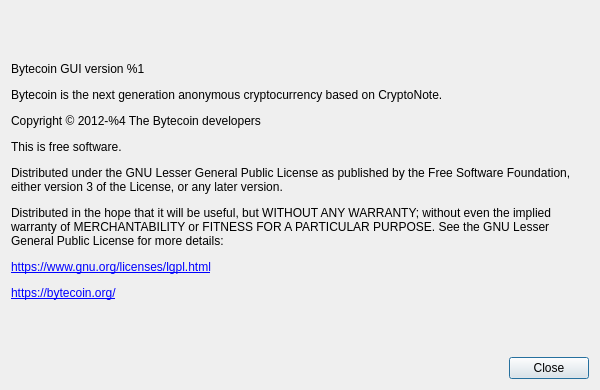
Before: the Qt Designer form src/aboutdialog.ui in bcndev/bytecoin-gui, drawn with Qt 5.
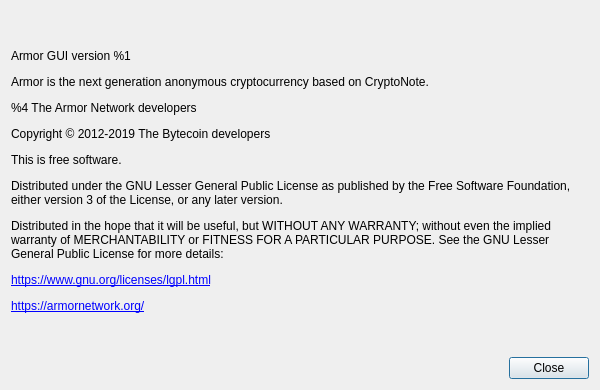
After: the same form once the commit is applied. Custom widgets are drawn as their Qt base class.

Diff of the .ui file:
```diff
--- a/src/aboutdialog.ui
+++ b/src/aboutdialog.ui
@@ -41,7 +41,7 @@
       </sizepolicy>
      </property>
      <property name="text">
-      <string>&lt;html&gt;&lt;head/&gt;&lt;body&gt;&lt;p&gt;Bytecoin GUI version %1&lt;/p&gt;&lt;p&gt;Bytecoin is the next generation anonymous cryptocurrency based on CryptoNote.&lt;/p&gt;&lt;p&gt;Copyright © 2012-%4 The Bytecoin developers&lt;/p&gt;&lt;p&gt;This is free software.&lt;/p&gt;&lt;p&gt;Distributed under the GNU Lesser General Public License as published by the Free Software Foundation, either version 3 of the License, or any later version.&lt;/p&gt;&lt;p&gt;Distributed in the hope that it will be useful, but WITHOUT ANY WARRANTY; without even the implied warranty of MERCHANTABILITY or FITNESS FOR A PARTICULAR PURPOSE. See the GNU Lesser General Public License for more details:&lt;/p&gt;&lt;p&gt;&lt;a href=&quot;https://www.gnu.org/licenses/lgpl.html&quot;&gt;&lt;span style=&quot; text-decoration: underline; color:#0000ff;&quot;&gt;https://www.gnu.org/licenses/lgpl.html&lt;/span&gt;&lt;/a&gt;&lt;/p&gt;&lt;p&gt;&lt;a href=&quot;http://bytecoin.org/&quot;&gt;&lt;span style=&quot; text-decoration: underline; color:#0000ff;&quot;&gt;https://bytecoin.org/&lt;/span&gt;&lt;/a&gt;&lt;/p&gt;&lt;/body&gt;&lt;/html&gt;</string>
+      <string>&lt;html&gt;&lt;head/&gt;&lt;body&gt;&lt;p&gt;Armor GUI version %1&lt;/p&gt;&lt;p&gt;Armor is the next generation anonymous cryptocurrency based on CryptoNote.&lt;/p&gt;&lt;p&gt;%4 The Armor Network developers&lt;/p&gt;&lt;p&gt;Copyright © 2012-2019 The Bytecoin developers&lt;/p&gt;&lt;p&gt;This is free software.&lt;/p&gt;&lt;p&gt;Distributed under the GNU Lesser General Public License as published by the Free Software Foundation, either version 3 of the License, or any later version.&lt;/p&gt;&lt;p&gt;Distributed in the hope that it will be useful, but WITHOUT ANY WARRANTY; without even the implied warranty of MERCHANTABILITY or FITNESS FOR A PARTICULAR PURPOSE. See the GNU Lesser General Public License for more details:&lt;/p&gt;&lt;p&gt;&lt;a href=&quot;https://www.gnu.org/licenses/lgpl.html&quot;&gt;&lt;span style=&quot; text-decoration: underline; color:#0000ff;&quot;&gt;https://www.gnu.org/licenses/lgpl.html&lt;/span&gt;&lt;/a&gt;&lt;/p&gt;&lt;p&gt;&lt;a href=&quot;http://armornetwork.org/&quot;&gt;&lt;span style=&quot; text-decoration: underline; color:#0000ff;&quot;&gt;https://armornetwork.org/&lt;/span&gt;&lt;/a&gt;&lt;/p&gt;&lt;/body&gt;&lt;/html&gt;</string>
      </property>
      <property name="textFormat">
       <enum>Qt::RichText</enum>
```
Left out of the diff: 2 changed lines with no effect on the pictures.
